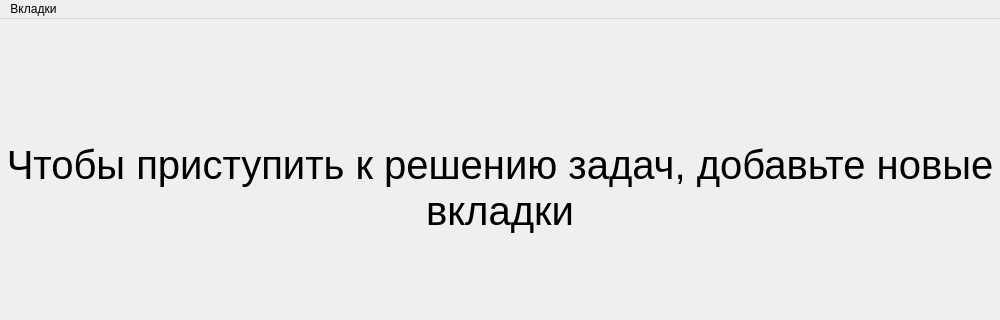
First picture: the form in PhysicalCalculator/MainWindow.ui, repository BunchSoftware/Physical-Calculator, before the edit; both pictures show x 0 to 1000 and y 0 to 320 of the 1000 by 700 pixel window.
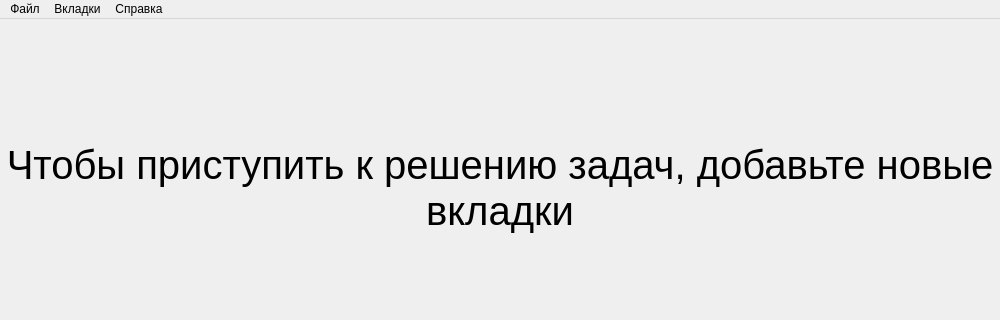
Second picture: the form after the edit. Icons and pictures are not drawn.

Patch:
```diff
--- a/PhysicalCalculator/MainWindow.ui
+++ b/PhysicalCalculator/MainWindow.ui
@@ -192,7 +192,31 @@
     </widget>
     <addaction name="menu_2"/>
    </widget>
+   <widget class="QMenu" name="menu_3">
+    <property name="title">
+     <string>Справка</string>
+    </property>
+    <widget class="QMenu" name="menu_4">
+     <property name="title">
+      <string>Отправить отзыв</string>
+     </property>
+     <addaction name="report_problem"/>
+     <addaction name="suggest_feature"/>
+     <addaction name="get_review"/>
+    </widget>
+    <addaction name="menu_4"/>
+    <addaction name="about_documentation"/>
+    <addaction name="about_programm"/>
+   </widget>
+   <widget class="QMenu" name="menu_5">
+    <property name="title">
+     <string>Файл</string>
+    </property>
+    <addaction name="exit"/>
+   </widget>
+   <addaction name="menu_5"/>
    <addaction name="menu"/>
+   <addaction name="menu_3"/>
   </widget>
   <action name="calculate">
    <property name="text">
```
Left out of the diff: 72 changed lines with no effect on the pictures.
